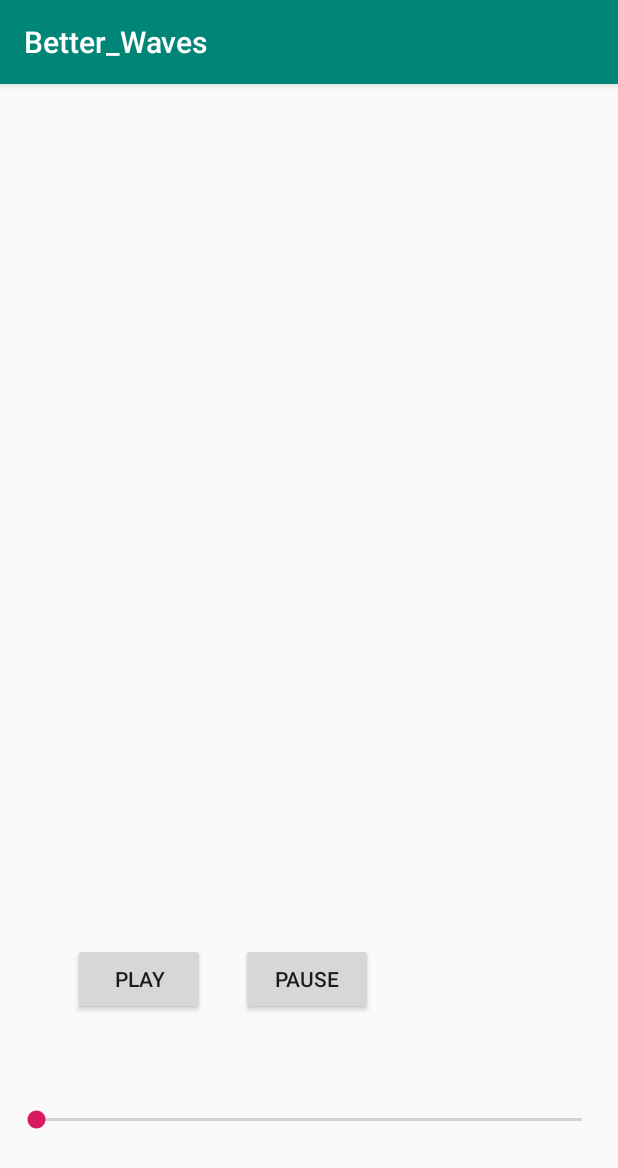
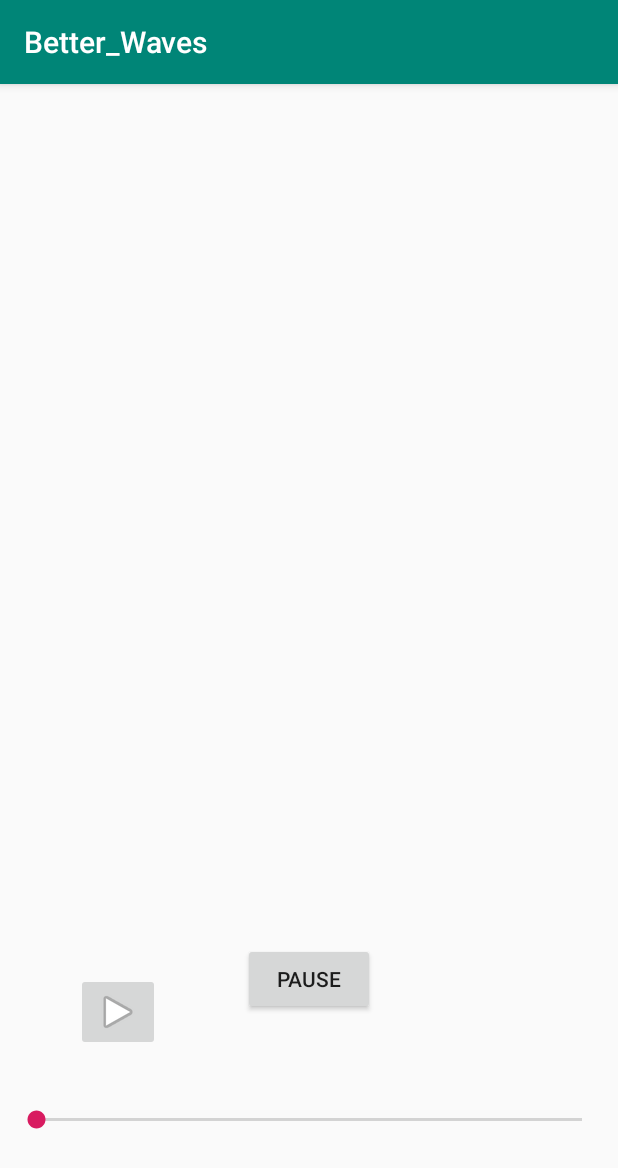
Before and after one commit to alegend4u/better-waves, an Android app: the SongListActivity screen opened directly, with no data from a screen before it, on a phone screen of 412 x 824 dp. Shown: the top 1168 px of the screen. Run offline under Robolectric (Android 15) with nearby library versions, the phone set to English and light mode, and no system bars; our stand-ins replace Volley; network calls fail.

Commit message:
Threading improve

```diff
--- a/Platform/Android/Better_Waves/app/src/main/java/com/example/better_waves/SongListActivity.java
+++ b/Platform/Android/Better_Waves/app/src/main/java/com/example/better_waves/SongListActivity.java
@@ -34,19 +34,18 @@ public class SongListActivity extends AppCompatActivity implements MediaPlayer.O
     public void playSong(View view) {
         String url = "http://alegend4u.pythonanywhere.com/stream/1";
         //mplayer = MediaPlayer.create(this, R.raw.heybaby);
-
         mplayer = new MediaPlayer();
-
         // Set the media player audio stream type
         mplayer.setAudioStreamType(AudioManager.STREAM_MUSIC);
         //Try to play music/audio from url
         try{
-
             mplayer.setDataSource(url);
-            mplayer.prepare();
+            mplayer.setOnPreparedListener(this);
+            mplayer.prepareAsync();
+            //mplayer.prepare();
 
             // Start playing audio from http url
-            mplayer.start();
+            //mplayer.start();
 
             // Inform user for audio streaming
            // Toast.makeText(mContext,"Playing",Toast.LENGTH_SHORT).show();
@@ -60,22 +59,7 @@ public class SongListActivity extends AppCompatActivity implements MediaPlayer.O
         }catch (IllegalStateException e){
             e.printStackTrace();
         }
-        /*mplayer.setAudioStreamType(AudioManager.STREAM_MUSIC);
 
-
-
-
-        try {
-            mplayer.setDataSource(url);
-            mplayer.setOnPreparedListener(this);
-            mplayer.prepareAsync();
-           }
-        catch (IOException e){
-            e.printStackTrace();
-        }
-
-        mplayer.start();*/
-        //new Thread(this).start();
     }
        /*    public void run() {
 
--- a/Platform/Android/Better_Waves/app/src/main/res/layout/activity_song_list.xml
+++ b/Platform/Android/Better_Waves/app/src/main/res/layout/activity_song_list.xml
@@ -23,23 +23,6 @@
         app:layout_constraintVertical_bias="0.2" />
 
     <Button
-        android:id="@+id/play"
-        android:layout_width="wrap_content"
-        android:layout_height="wrap_content"
-        android:layout_marginStart="8dp"
-        android:layout_marginTop="8dp"
-        android:layout_marginEnd="8dp"
-        android:layout_marginBottom="8dp"
-        android:onClick="playSong"
-        android:text="play"
-        app:layout_constraintBottom_toBottomOf="parent"
-        app:layout_constraintEnd_toEndOf="parent"
-        app:layout_constraintHorizontal_bias="0.133"
-        app:layout_constraintStart_toStartOf="parent"
-        app:layout_constraintTop_toBottomOf="@+id/listview"
-        app:layout_constraintVertical_bias="0.259" />
-
-    <Button
         android:id="@+id/pause"
         android:layout_width="wrap_content"
         android:layout_height="wrap_content"
@@ -51,8 +34,7 @@
         android:text="pause"
         app:layout_constraintBottom_toBottomOf="parent"
         app:layout_constraintEnd_toEndOf="parent"
-        app:layout_constraintHorizontal_bias="0.094"
-        app:layout_constraintStart_toEndOf="@+id/play"
+        app:layout_constraintStart_toStartOf="parent"
         app:layout_constraintTop_toBottomOf="@+id/listview"
         app:layout_constraintVertical_bias="0.259" />
 
@@ -68,4 +50,21 @@
         app:layout_constraintStart_toStartOf="parent"
         app:layout_constraintTop_toBottomOf="@+id/pause" />
 
+    <ImageButton
+        android:id="@+id/play"
+        android:layout_width="wrap_content"
+        android:layout_height="wrap_content"
+        android:layout_marginStart="8dp"
+        android:layout_marginTop="8dp"
+        android:layout_marginEnd="8dp"
+        android:layout_marginBottom="120dp"
+        android:onClick="playSong"
+        app:layout_constraintBottom_toBottomOf="parent"
+        app:layout_constraintEnd_toEndOf="parent"
+        app:layout_constraintHorizontal_bias="0.126"
+        app:layout_constraintStart_toStartOf="parent"
+        app:layout_constraintTop_toBottomOf="@+id/listview"
+        app:layout_constraintVertical_bias="0.953"
+        app:srcCompat="@android:drawable/ic_media_play" />
+
 </android.support.constraint.ConstraintLayout>
```
